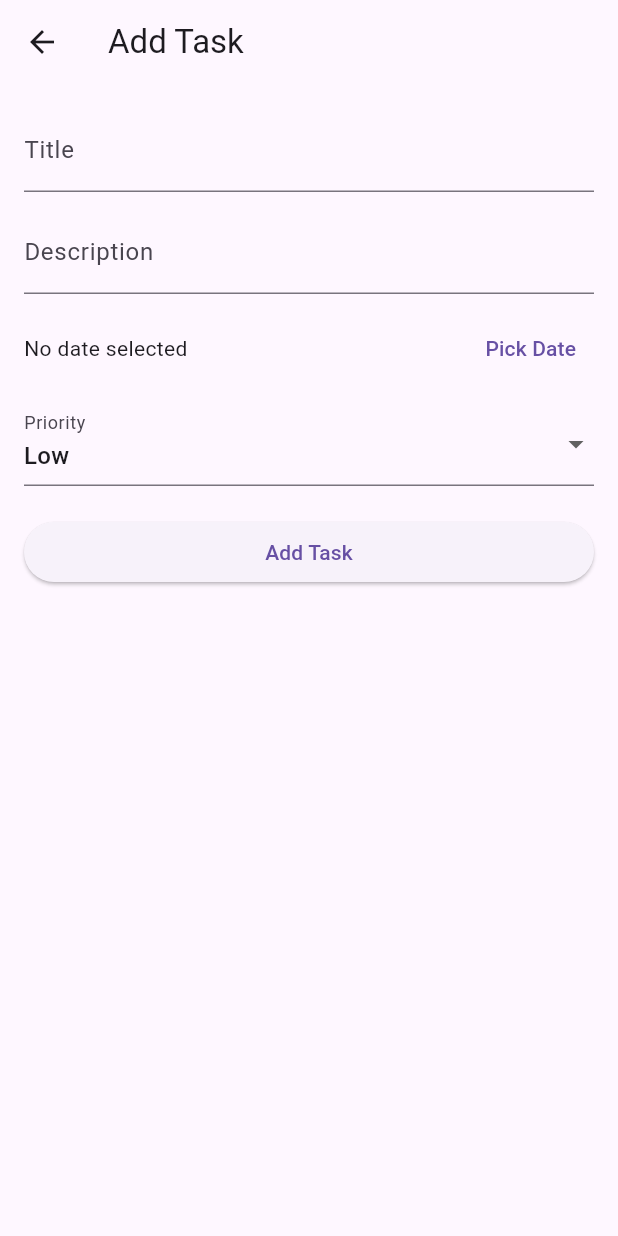
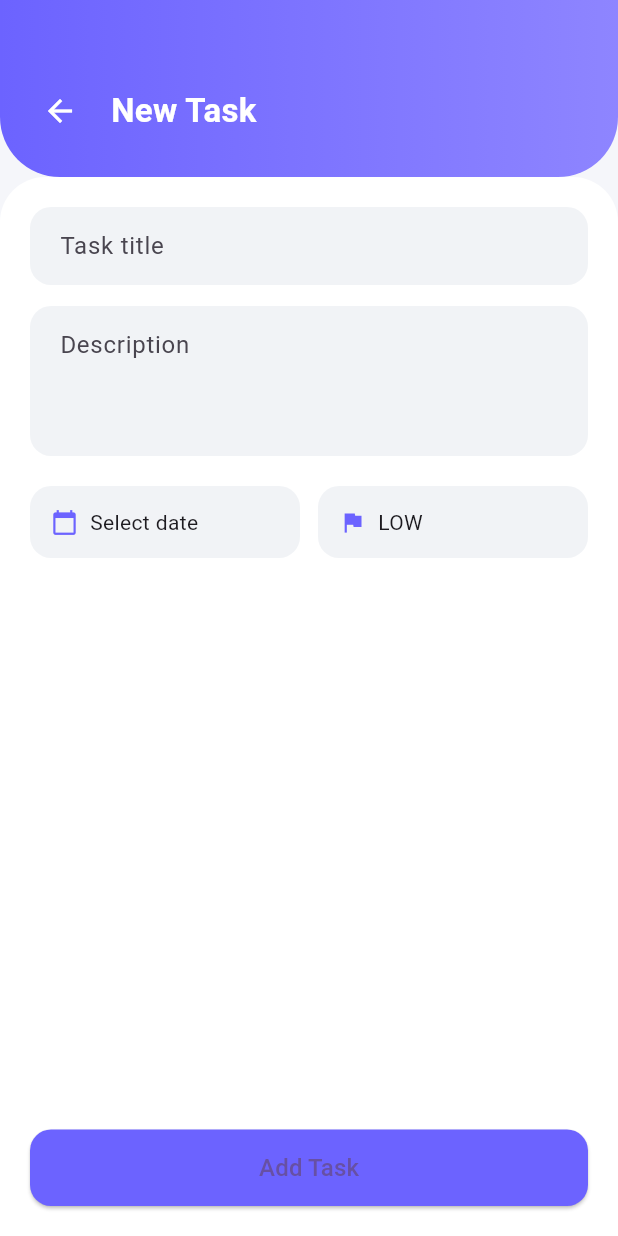
Before and after one commit to Fenirok/taskgi, a Flutter app: the AddEditTaskScreen screen opened directly, on a phone screen of 412 x 824 dp. Run offline on Flutter 3.47's test engine with Material 3 defaults, Android fonts, the phone set to English and light mode, and no system bars; our stand-ins replace cloud_firestore, firebase_auth, firebase_core, flutter_riverpod, flutter_svg; accounts and stored records are empty.

Commit message:
minor UI update

```diff
--- a/lib/features/tasks/presentation/screens/add_edit_task_screen.dart
+++ b/lib/features/tasks/presentation/screens/add_edit_task_screen.dart
@@ -5,7 +5,7 @@ import '../../domain/entities/task_entity.dart';
 import '../providers/task_provider.dart';
 
 class AddEditTaskScreen extends ConsumerStatefulWidget {
-  final TaskEntity? task; // null = add, not null = edit
+  final TaskEntity? task;
 
   const AddEditTaskScreen({super.key, this.task});
 
@@ -46,7 +46,6 @@ class _AddEditTaskScreenState
     super.dispose();
   }
 
-  /// PICK DATE
   Future<void> _pickDate() async {
     final picked = await showDatePicker(
       context: context,
@@ -62,7 +61,6 @@ class _AddEditTaskScreenState
     }
   }
 
-  /// SAVE TASK
   Future<void> _saveTask() async {
     if (!_formKey.currentState!.validate()) return;
 
@@ -97,88 +95,222 @@ class _AddEditTaskScreenState
   @override
   Widget build(BuildContext context) {
     return Scaffold(
-      appBar: AppBar(
-        title: Text(isEdit ? "Edit Task" : "Add Task"),
+      backgroundColor: const Color(0xFFF5F6FA),
+
+      body: Column(
+        children: [
+
+          /// 🔥 HEADER
+          _header(context),
+
+          /// FORM
+          Expanded(
+            child: Container(
+              width: double.infinity,
+              padding: const EdgeInsets.all(20),
+              decoration: const BoxDecoration(
+                color: Colors.white,
+                borderRadius: BorderRadius.vertical(
+                  top: Radius.circular(30),
                 ),
-      body: Padding(
-        padding: const EdgeInsets.all(16),
+              ),
               child: Form(
                 key: _formKey,
                 child: Column(
                   children: [
 
-              /// TITLE
-              TextFormField(
+                    /// TITLE FIELD
+                    _inputField(
                       controller: titleController,
-                decoration: const InputDecoration(
-                  labelText: "Title",
-                ),
+                      hint: "Task title",
                       validator: (val) =>
                       val == null || val.isEmpty ? "Required" : null,
                     ),
 
-              const SizedBox(height: 12),
+                    const SizedBox(height: 14),
 
-              /// DESCRIPTION
-              TextFormField(
+                    /// DESCRIPTION FIELD
+                    _inputField(
                       controller: descriptionController,
-                decoration: const InputDecoration(
-                  labelText: "Description",
+                      hint: "Description",
+                      maxLines: 3,
+                    ),
+
+                    const SizedBox(height: 20),
+
+                    /// DATE + PRIORITY
+                    Row(
+                      children: [
+
+                        /// DATE
+                        Expanded(
+                          child: _actionBox(
+                            icon: Icons.calendar_today,
+                            text: selectedDate == null
+                                ? "Select date"
+                                : "${selectedDate!.day}/${selectedDate!.month}/${selectedDate!.year}",
+                            onTap: _pickDate,
                           ),
                         ),
 
-              const SizedBox(height: 12),
+                        const SizedBox(width: 12),
 
-              /// DATE PICKER
-              Row(
-                mainAxisAlignment: MainAxisAlignment.spaceBetween,
-                children: [
-                  Text(
-                    selectedDate == null
-                        ? "No date selected"
-                        : "${selectedDate!.day}/${selectedDate!.month}/${selectedDate!.year}",
+                        /// PRIORITY
+                        Expanded(
+                          child: _actionBox(
+                            icon: Icons.flag,
+                            text: priority.toUpperCase(),
+                            onTap: _showPrioritySheet,
                           ),
-                  TextButton(
-                    onPressed: _pickDate,
-                    child: const Text("Pick Date"),
                         ),
                       ],
                     ),
 
-              const SizedBox(height: 12),
-
-              /// PRIORITY DROPDOWN
-              DropdownButtonFormField<String>(
-                value: priority,
-                items: const [
-                  DropdownMenuItem(value: 'low', child: Text("Low")),
-                  DropdownMenuItem(value: 'medium', child: Text("Medium")),
-                  DropdownMenuItem(value: 'high', child: Text("High")),
-                ],
-                onChanged: (val) {
-                  setState(() {
-                    priority = val!;
-                  });
-                },
-                decoration: const InputDecoration(
-                  labelText: "Priority",
-                ),
-              ),
-
-              const SizedBox(height: 20),
+                    const Spacer(),
 
                     /// SAVE BUTTON
                     SizedBox(
                       width: double.infinity,
                       child: ElevatedButton(
                         onPressed: _saveTask,
-                  child: Text(isEdit ? "Update Task" : "Add Task"),
+                        style: ElevatedButton.styleFrom(
+                          padding: const EdgeInsets.symmetric(vertical: 14),
+                          backgroundColor: const Color(0xFF6C63FF),
+                          shape: RoundedRectangleBorder(
+                            borderRadius: BorderRadius.circular(14),
+                          ),
+                        ),
+                        child: Text(
+                          isEdit ? "Update Task" : "Add Task",
+                          style: const TextStyle(fontSize: 16),
+                        ),
                       ),
                     ),
                   ],
                 ),
               ),
             ),
+          ),
+        ],
+      ),
+    );
+  }
+
+  /// HEADER
+  Widget _header(BuildContext context) {
+    return Container(
+      width: double.infinity,
+      padding: const EdgeInsets.fromLTRB(16, 50, 16, 20),
+      decoration: const BoxDecoration(
+        gradient: LinearGradient(
+          colors: [Color(0xFF6C63FF), Color(0xFF8E85FF)],
+        ),
+        borderRadius: BorderRadius.vertical(
+          bottom: Radius.circular(40),
+        ),
+      ),
+      child: Row(
+        children: [
+          IconButton(
+            icon: const Icon(Icons.arrow_back, color: Colors.white),
+            onPressed: () => Navigator.pop(context),
+          ),
+          const SizedBox(width: 10),
+          Text(
+            isEdit ? "Edit Task" : "New Task",
+            style: const TextStyle(
+              color: Colors.white,
+              fontSize: 22,
+              fontWeight: FontWeight.bold,
+            ),
+          ),
+        ],
+      ),
+    );
+  }
+
+  /// INPUT FIELD
+  Widget _inputField({
+    required TextEditingController controller,
+    required String hint,
+    int maxLines = 1,
+    String? Function(String?)? validator,
+  }) {
+    return TextFormField(
+      controller: controller,
+      maxLines: maxLines,
+      validator: validator,
+      decoration: InputDecoration(
+        hintText: hint,
+        filled: true,
+        fillColor: const Color(0xFFF1F3F6),
+        contentPadding:
+        const EdgeInsets.symmetric(horizontal: 16, vertical: 14),
+        border: OutlineInputBorder(
+          borderRadius: BorderRadius.circular(14),
+          borderSide: BorderSide.none,
+        ),
+      ),
+    );
+  }
+
+  /// ACTION BOX (DATE + PRIORITY)
+  Widget _actionBox({
+    required IconData icon,
+    required String text,
+    required VoidCallback onTap,
+  }) {
+    return GestureDetector(
+      onTap: onTap,
+      child: Container(
+        padding:
+        const EdgeInsets.symmetric(horizontal: 14, vertical: 14),
+        decoration: BoxDecoration(
+          color: const Color(0xFFF1F3F6),
+          borderRadius: BorderRadius.circular(14),
+        ),
+        child: Row(
+          children: [
+            Icon(icon, size: 18, color: const Color(0xFF6C63FF)),
+            const SizedBox(width: 8),
+            Expanded(
+              child: Text(
+                text,
+                overflow: TextOverflow.ellipsis,
+              ),
+            ),
+          ],
+        ),
+      ),
+    );
+  }
+
+  /// PRIORITY SELECT SHEET
+  void _showPrioritySheet() {
+    showModalBottomSheet(
+      context: context,
+      builder: (_) {
+        return Column(
+          mainAxisSize: MainAxisSize.min,
+          children: [
+            _priorityItem("low"),
+            _priorityItem("medium"),
+            _priorityItem("high"),
+          ],
+        );
+      },
+    );
+  }
+
+  Widget _priorityItem(String value) {
+    return ListTile(
+      title: Text(value.toUpperCase()),
+      onTap: () {
+        setState(() {
+          priority = value;
+        });
+        Navigator.pop(context);
+      },
     );
   }
 }
```
Lines whose indentation alone changed are shown as unchanged.
